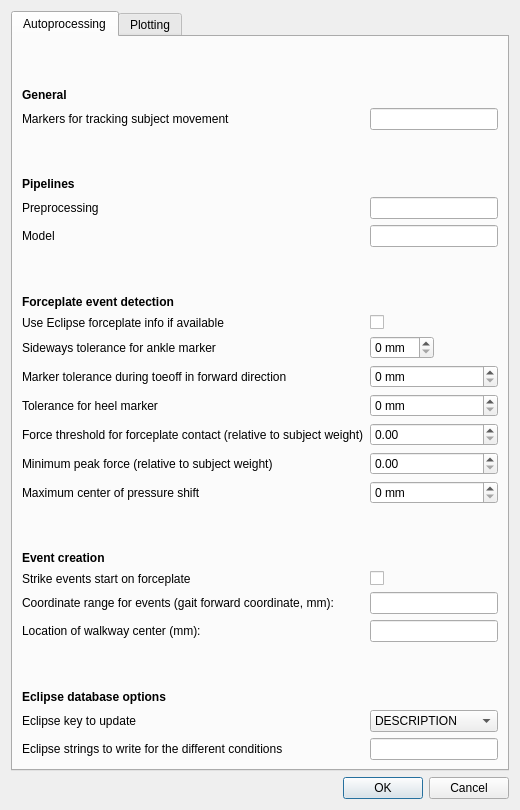
Above: nexus_scripts/autoproc_dialog.ui from NCH-Motion-Laboratory/gaitutils before the change. Below: the same form after it.
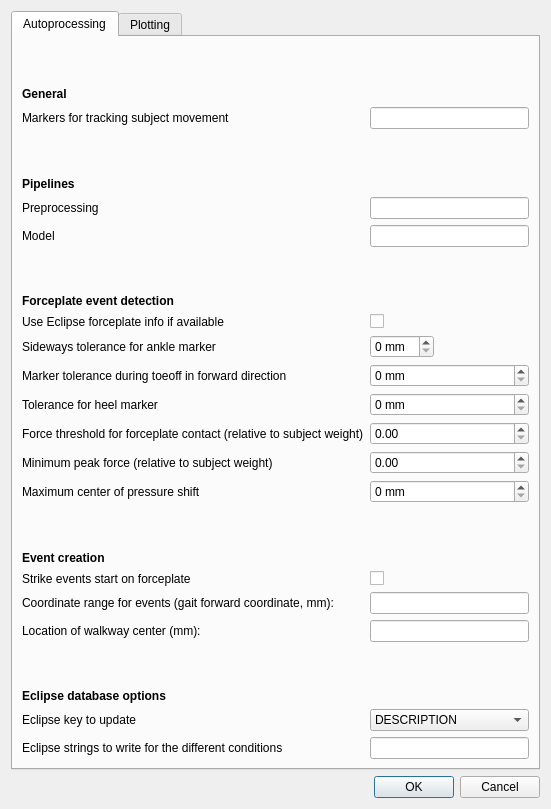
That is the form after the change.

Commit message: load cfg files (wip)

```diff
--- a/nexus_scripts/autoproc_dialog.ui
+++ b/nexus_scripts/autoproc_dialog.ui
@@ -6,8 +6,8 @@
    <rect>
     <x>0</x>
     <y>0</y>
-    <width>520</width>
-    <height>810</height>
+    <width>551</width>
+    <height>809</height>
    </rect>
   </property>
   <property name="windowTitle">
@@ -156,7 +156,7 @@
          <item row="13" column="1">
           <widget class="QDoubleSpinBox" name="cfg_forceplate_contact_threshold">
            <property name="suffix">
-            <string> </string>
+            <string/>
            </property>
            <property name="maximum">
             <double>1.000000000000000</double>
@@ -176,7 +176,7 @@
          <item row="14" column="1">
           <widget class="QDoubleSpinBox" name="cfg_forceplate_min_weight">
            <property name="suffix">
-            <string> </string>
+            <string/>
            </property>
            <property name="maximum">
             <double>1.000000000000000</double>
```
Left out of the diff: 144 changed lines with no effect on the pictures. The commit also changes 2 other files.
